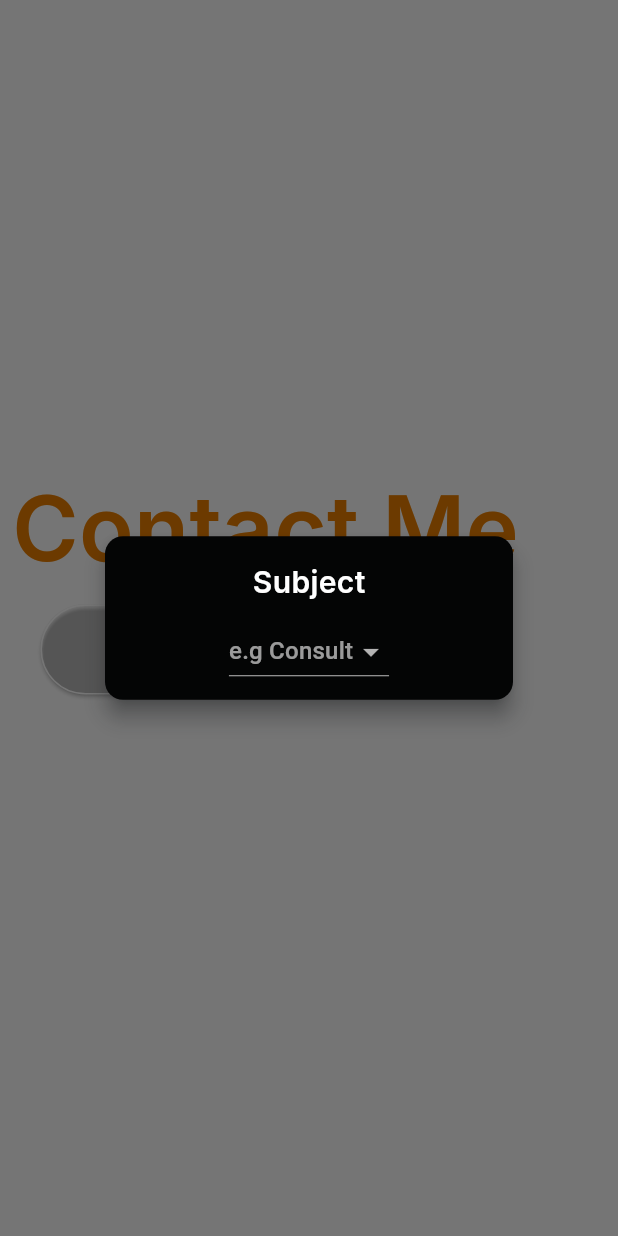
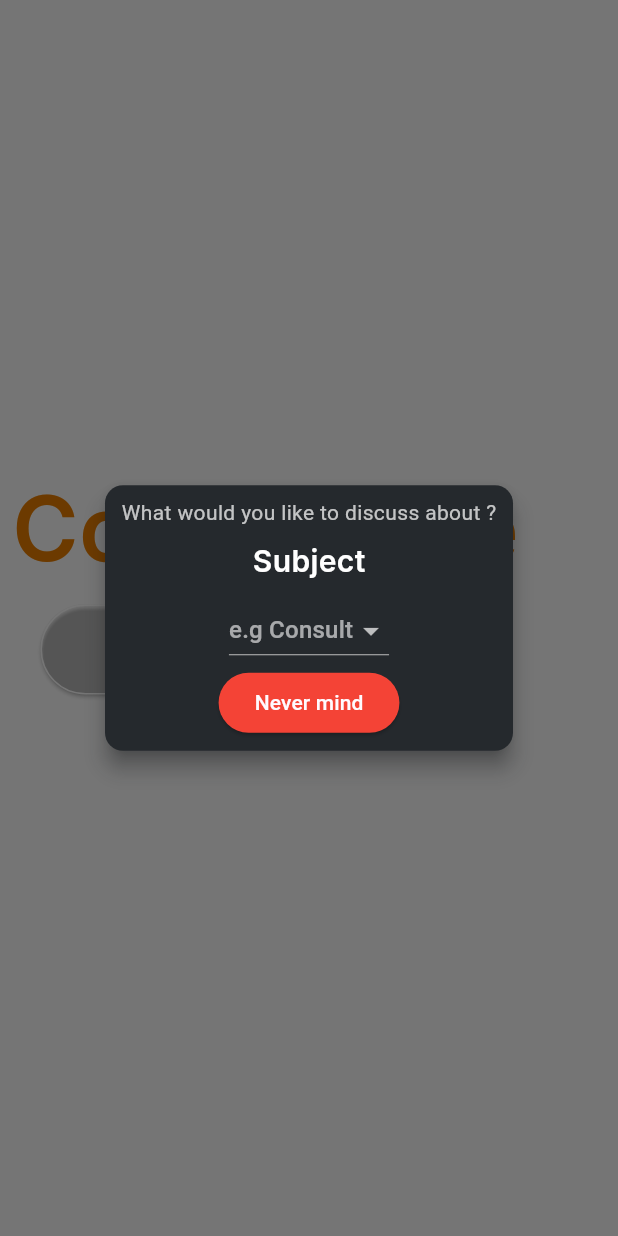
Before and after one commit to bruc3balo/bruce_omukoko_portfolio, a Flutter app: the ContactMePage widget shown alone on an empty page, opened directly, after a tap on "Send me an email", on a phone screen of 412 x 824 dp. Run offline on Flutter 3.47's test engine with Material 3 defaults, Android fonts, the phone set to English and light mode, and no system bars; our stand-ins replace auto_size_text, flutter_svg, google_fonts, hexcolor, loading_animation_widget, rive and 1 more; missing offline and left inert: lru_memory_cache, spinner_date_picker.

Commit message:
dialog instructions

```diff
--- a/lib/pages/contact_me.dart
+++ b/lib/pages/contact_me.dart
@@ -29,13 +29,12 @@ class ContactMePage extends StatelessWidget {
           ElevatedButton.icon(
             style: ButtonStyle(
               fixedSize: const WidgetStatePropertyAll(Size(300, 60)),
-              padding: WidgetStateProperty.all(
-                  const EdgeInsets.all(15.0)),
+              padding: WidgetStateProperty.all(const EdgeInsets.all(15.0)),
               backgroundColor: WidgetStateProperty.all(
                 Colors.transparent,
               ),
               side: WidgetStateProperty.resolveWith(
-                    (state) {
+                (state) {
                   if (state.contains(WidgetState.hovered)) {
                     return BorderSide(
                       color: orange,
@@ -57,7 +56,7 @@ class ContactMePage extends StatelessWidget {
                 builder: (c) => Dialog(
                   backgroundColor: Colors.transparent,
                   child: Card(
-                    color: Colors.black,
+                    color: darkBackground,
                     child: Padding(
                       padding: const EdgeInsets.all(8.0),
                       child: Column(
@@ -65,7 +64,7 @@ class ContactMePage extends StatelessWidget {
                         crossAxisAlignment: CrossAxisAlignment.center,
                         mainAxisSize: MainAxisSize.min,
                         children: [
-
+                          const Text("What would you like to discuss about ?"),
                           Padding(
                             padding: const EdgeInsets.all(8.0),
                             child: Text(
@@ -77,23 +76,28 @@ class ContactMePage extends StatelessWidget {
                               ),
                             ),
                           ),
-
-
                           DropDownMenuButton<ContactSubject>(
                             options: ContactSubject.values,
                             isEquals: (a, b) => a == b,
                             onSelect: (a) async {
                               bool success = await sendEmail(
                                 subject: a.value,
-                                brief: 'Brief',
+                                brief: 'Bruce,${'\n' * 5}Regards',
                                 email: 'bruceaomukoko@gmail.com',
                               );
 
-                              if(success && c.mounted) {
+                              if (success && c.mounted) {
                                 Navigator.of(c).pop();
                               }
                             },
                             label: (a) => a.value,
+                          ),
+                          ElevatedButton(
+                            onPressed: Navigator.of(context).pop,
+                            style: const ButtonStyle(
+                              backgroundColor: WidgetStatePropertyAll(Colors.red),
+                            ),
+                            child: const Text("Never mind"),
                           ),
                         ],
                       ),
@@ -102,7 +106,10 @@ class ContactMePage extends StatelessWidget {
                 ),
               );
             },
-            icon: const Icon(Icons.email_outlined, size: 25,),
+            icon: const Icon(
+              Icons.email_outlined,
+              size: 25,
+            ),
           ),
         ],
       ),
```
Also changed, not shown: lib/pages/publications.dart (+6 -15 lines), 1 other file.
